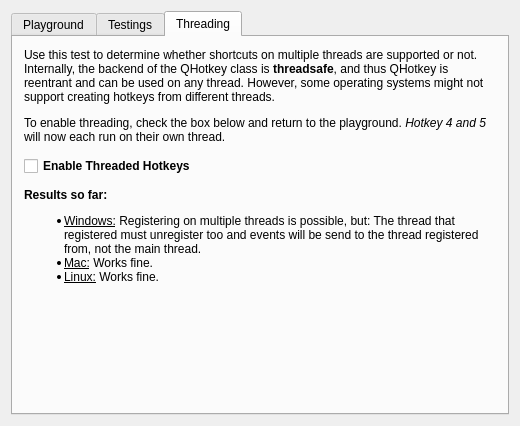
This is HotkeyTest/hottestwidget.ui in Skycoder42/QHotkey as Qt 5 draws it before an edit. The edited form follows.
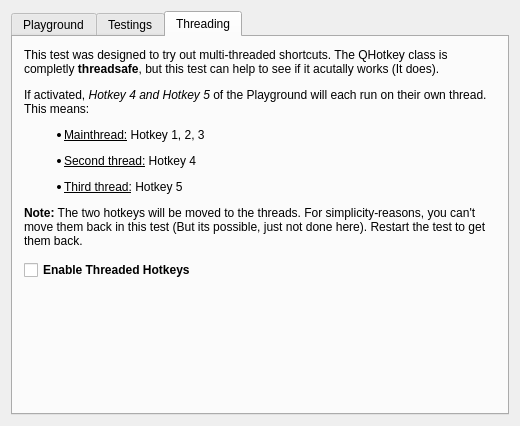
This is the edited form. The open tabs and pages were chosen to show the change.

The edit to the form file:
```diff
--- a/HotkeyTest/hottestwidget.ui
+++ b/HotkeyTest/hottestwidget.ui
@@ -927,7 +927,7 @@
        <item>
         <widget class="QLabel" name="label_7">
          <property name="text">
-          <string>&lt;html&gt;&lt;head/&gt;&lt;body&gt;&lt;p&gt;Use this test to determine whether shortcuts on multiple threads are supported or not. Internally, the backend of the QHotkey class is &lt;span style=&quot; font-weight:600;&quot;&gt;threadsafe&lt;/span&gt;, and thus QHotkey is reentrant and can be used on any thread. However, some operating systems might not support creating hotkeys from different threads. &lt;/p&gt;&lt;p&gt;To enable threading, check the box below and return to the playground. &lt;span style=&quot; font-style:italic;&quot;&gt;Hotkey 4 and 5&lt;/span&gt; will now each run on their own thread. &lt;/p&gt;&lt;/body&gt;&lt;/html&gt;</string>
+          <string>&lt;html&gt;&lt;head/&gt;&lt;body&gt;&lt;p&gt;This test was designed to try out multi-threaded shortcuts. The QHotkey class is completly &lt;span style=&quot; font-weight:600;&quot;&gt;threadsafe&lt;/span&gt;, but this test can help to see if it acutally works (It does).&lt;/p&gt;&lt;p&gt;If activated, &lt;span style=&quot; font-style:italic;&quot;&gt;Hotkey 4 and Hotkey 5 &lt;/span&gt;of the Playground will each run on their own thread. This means:&lt;/p&gt;&lt;ul style=&quot;margin-top: 0px; margin-bottom: 0px; margin-left: 0px; margin-right: 0px; -qt-list-indent: 1;&quot;&gt;&lt;li style=&quot; margin-top:12px; margin-bottom:0px; margin-left:0px; margin-right:0px; -qt-block-indent:0; text-indent:0px;&quot;&gt;&lt;span style=&quot; text-decoration: underline;&quot;&gt;Mainthread:&lt;/span&gt; Hotkey 1, 2, 3&lt;/li&gt;&lt;li style=&quot; margin-top:12px; margin-bottom:0px; margin-left:0px; margin-right:0px; -qt-block-indent:0; text-indent:0px;&quot;&gt;&lt;span style=&quot; text-decoration: underline;&quot;&gt;Second thread:&lt;/span&gt; Hotkey 4&lt;/li&gt;&lt;li style=&quot; margin-top:12px; margin-bottom:0px; margin-left:0px; margin-right:0px; -qt-block-indent:0; text-indent:0px;&quot;&gt;&lt;span style=&quot; text-decoration: underline;&quot;&gt;Third thread:&lt;/span&gt; Hotkey 5&lt;/li&gt;&lt;/ul&gt;&lt;p&gt;&lt;span style=&quot; font-weight:600;&quot;&gt;Note:&lt;/span&gt; The two hotkeys will be moved to the threads. For simplicity-reasons, you can't move them back in this test (But its possible, just not done here). Restart the test to get them back.&lt;/p&gt;&lt;/body&gt;&lt;/html&gt;</string>
          </property>
          <property name="textFormat">
           <enum>Qt::RichText</enum>
@@ -950,26 +950,6 @@
          </property>
         </widget>
        </item>
-       <item>
-        <widget class="QLabel" name="label_8">
-         <property name="text">
-          <string>&lt;html&gt;&lt;head/&gt;&lt;body&gt;&lt;p&gt;
-&lt;b&gt;Results so far:&lt;/b&gt;&lt;/br&gt;
-&lt;ul&gt;
-  &lt;li&gt;&lt;u&gt;Windows:&lt;/u&gt; Registering on multiple threads is possible, but: The thread that registered must unregister too and events will be send to the thread registered from, not the main thread.&lt;/li&gt;
-  &lt;li&gt;&lt;u&gt;Mac:&lt;/u&gt; Works fine.&lt;/li&gt;
-  &lt;li&gt;&lt;u&gt;Linux:&lt;/u&gt; Works fine.&lt;/li&gt;
-&lt;/ul&gt;&lt;br/&gt;
-&lt;/p&gt;&lt;/body&gt;&lt;/html&gt;</string>
-         </property>
-         <property name="textFormat">
-          <enum>Qt::RichText</enum>
-         </property>
-         <property name="wordWrap">
-          <bool>true</bool>
-         </property>
-        </widget>
-       </item>
        <item>
         <spacer name="verticalSpacer_7">
          <property name="orientation">
```
